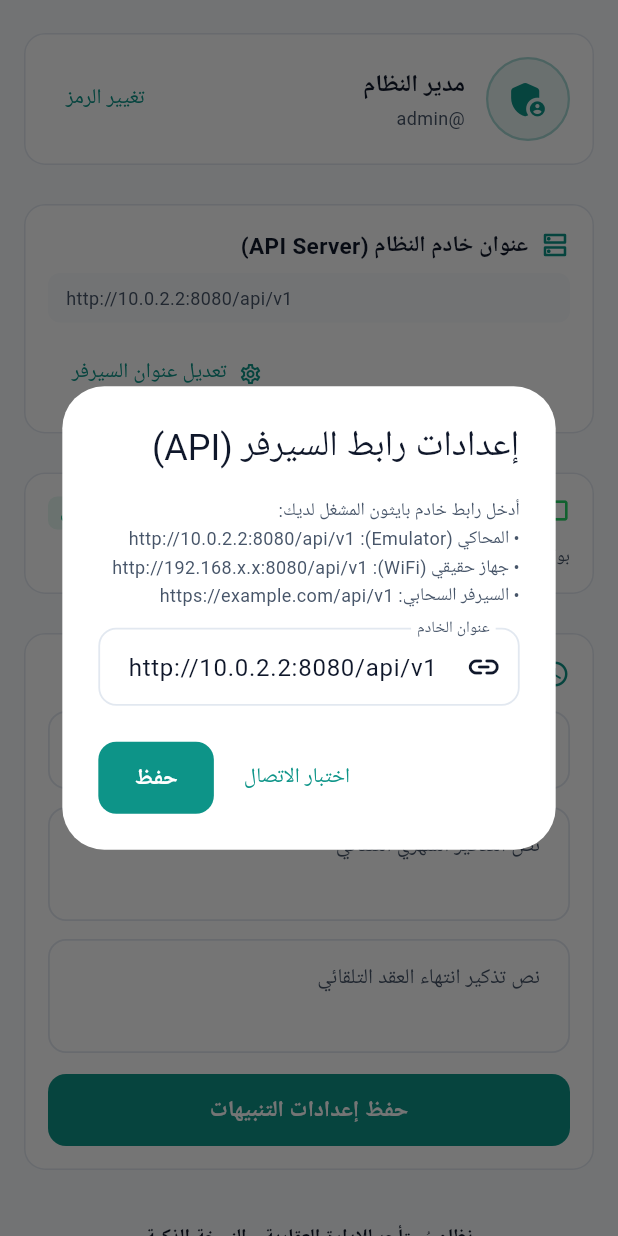
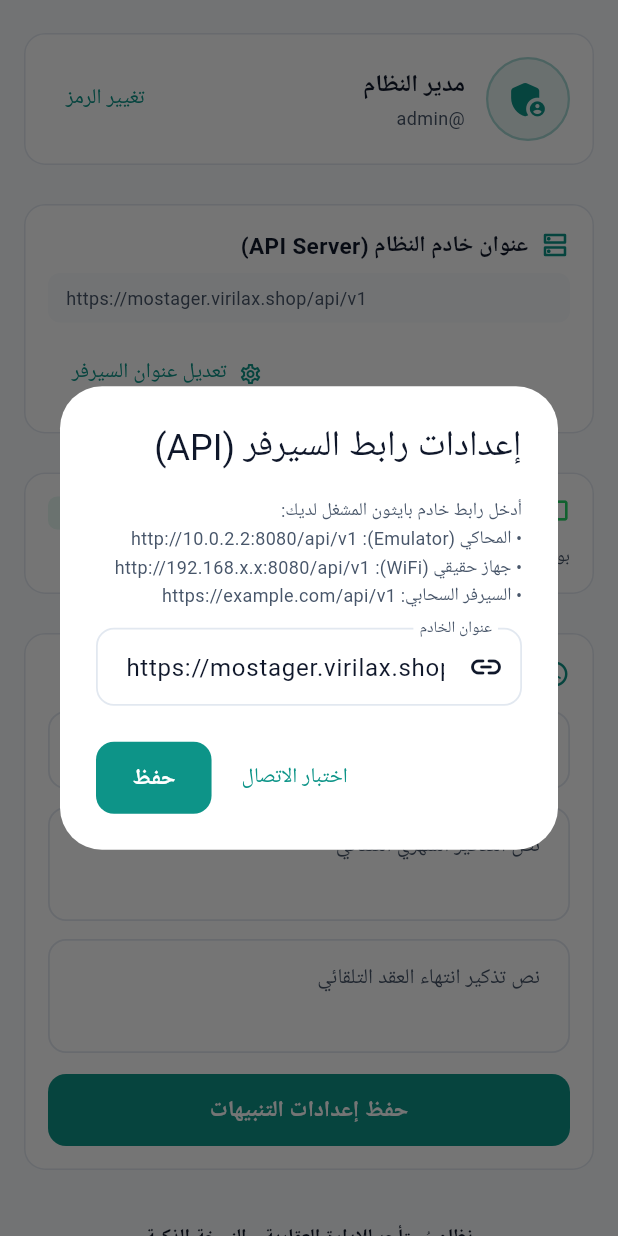
Before and after one commit to alaawpgate/mostager2, a Flutter app: the SettingsScreen screen opened directly, after a tap on "تعديل عنوان السيرفر", on a phone screen of 412 x 824 dp. Run offline on Flutter 3.47's test engine with Material 3 defaults, Android fonts, the phone set to English and light mode, and no system bars; our stand-ins replace google_fonts, image_picker, shared_preferences; accounts and stored records are empty; network calls fail; Roboto replaces fonts that are missing (Tajawal).

Commit message:
Set default base URL to https://mostager.virilax.shop/api/v1

```diff
--- a/mobile-app/lib/core/constants/api_endpoints.dart
+++ b/mobile-app/lib/core/constants/api_endpoints.dart
@@ -2,16 +2,9 @@ import 'dart:io' show Platform;
 import 'package:flutter/foundation.dart' show kIsWeb;
 
 class ApiEndpoints {
-  // Default development Base URL
+  // Default production Base URL
   static String get defaultBaseUrl {
-    if (kIsWeb) {
-      return 'http://127.0.0.1:8080/api/v1';
-    }
-    if (Platform.isAndroid) {
-      // 10.0.2.2 maps to host localhost in Android emulator
-      return 'http://10.0.2.2:8080/api/v1';
-    }
-    return 'http://127.0.0.1:8080/api/v1';
+    return 'https://mostager.virilax.shop/api/v1';
   }
 
   static String get uploadsBase {
```
